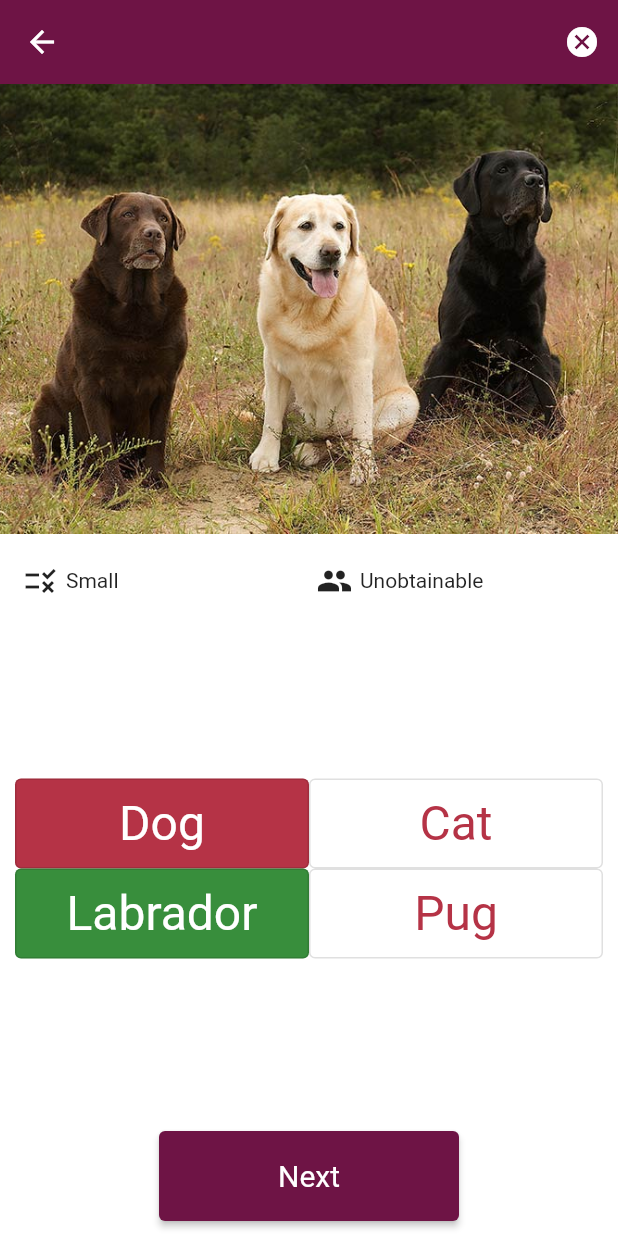
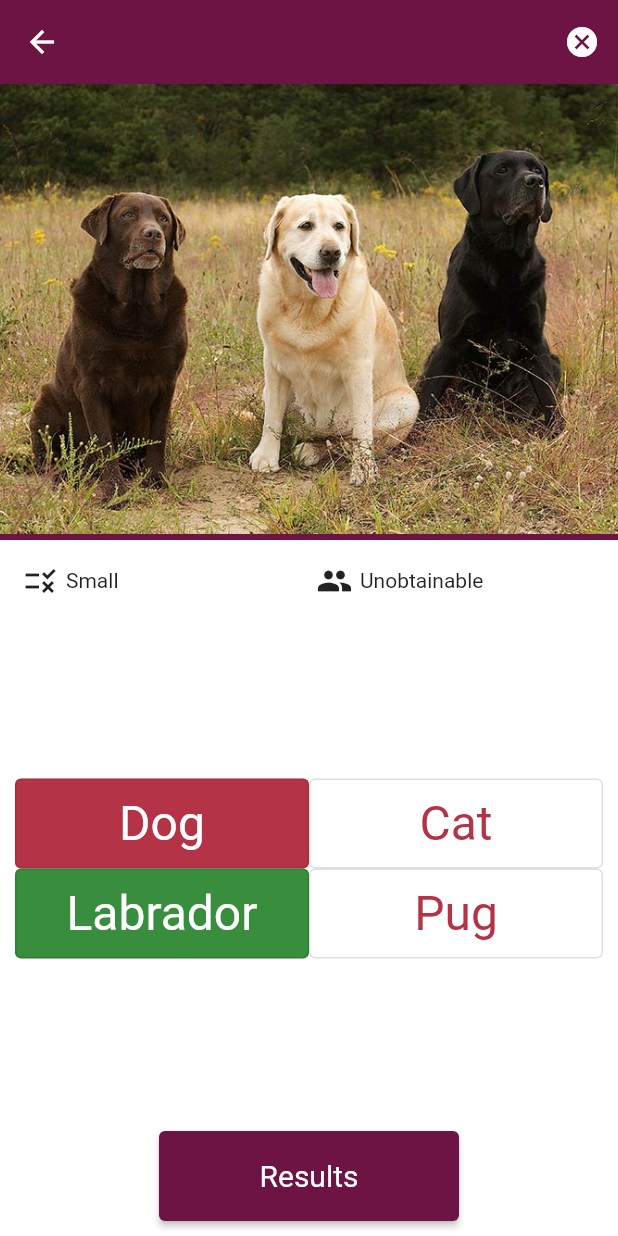
Before and after one commit to ImperialOctopus/dog-breed-game, a Flutter app: the PracticeQuizScreen screen opened directly with empty values, after a tap on "Dog", on a phone screen of 412 x 824 dp. Run offline on Flutter 3.47's test engine with Material 2 defaults, Android fonts, the phone set to English and light mode, and no system bars; our stand-ins replace equatable, flutter_bloc, font_awesome_flutter.

Commit message:
Add result page to quiz

```diff
--- a/lib/model/practice/practice_settings.dart
+++ b/lib/model/practice/practice_settings.dart
@@ -1,18 +1,20 @@
 import 'package:equatable/equatable.dart';
+
+import '../question_difficulty.dart';
 
 /// Settings for a practice quiz.
 class PracticeSettings extends Equatable {
   /// Number of questions to run. Zero equates to infinite.
-  final int questionNumber;
+  final int? questionNumber;
 
-  /// Number of lives to allow. Zero equates to no limit.
-  final int lives;
+  /// Number of lives to allow.
+  final int? lives;
 
   /// Enable question timer.
   final bool time;
 
   /// Question difficulty.
-  final int difficulty;
+  final QuestionDifficulty difficulty;
 
   /// Settings for a practice quiz.
   const PracticeSettings(
@@ -21,16 +23,6 @@ class PracticeSettings extends Equatable {
       required this.time,
       required this.difficulty});
 
-  /// Settings for a practice quiz.
-  PracticeSettings copyWith(
-          {int? questionNumber, int? lives, bool? time, int? difficulty}) =>
-      PracticeSettings(
-        questionNumber: questionNumber ?? this.questionNumber,
-        lives: lives ?? this.lives,
-        time: time ?? this.time,
-        difficulty: difficulty ?? this.difficulty,
-      );
-
   @override
   List<Object?> get props => [questionNumber, lives, time, difficulty];
 }
--- /dev/null
+++ b/lib/model/question_difficulty.dart
@@ -0,0 +1,14 @@
+/// Difficulty category of a question.
+enum QuestionDifficulty {
+  /// Level 1: Beginner
+  beginner,
+
+  /// Level 2: Intermediate
+  intermediate,
+
+  /// Level 3: Expert
+  expert,
+
+  /// Level 4: Challenge
+  challenge,
+}
--- a/lib/repository/question/local_question_repository.dart
+++ b/lib/repository/question/local_question_repository.dart
@@ -1,13 +1,15 @@
 import 'dart:math';
 
 import '../../data/questions/questions.dart';
+import '../../model/question_difficulty.dart';
 import '../../model/questions/question.dart';
 import 'question_repository.dart';
 
 /// Implementation of question repository using local questions.
 class LocalQuestionRepository implements QuestionRepository {
   @override
-  Question Function() getQuestionGenerator({required int difficulty}) {
+  Question Function() getQuestionGenerator(
+      {required QuestionDifficulty difficulty}) {
     return () {
       return sampleQuestions[Random().nextInt(sampleQuestions.length)];
     };
--- a/lib/repository/question/question_repository.dart
+++ b/lib/repository/question/question_repository.dart
@@ -1,7 +1,9 @@
+import '../../model/question_difficulty.dart';
 import '../../model/questions/question.dart';
 
 /// Repository for generating questions.
 abstract class QuestionRepository {
   /// Get function to generate questions.
-  Question Function() getQuestionGenerator({required int difficulty});
+  Question Function() getQuestionGenerator(
+      {required QuestionDifficulty difficulty});
 }
--- a/lib/screens/practice/practice_quiz_screen.dart
+++ b/lib/screens/practice/practice_quiz_screen.dart
@@ -24,10 +24,6 @@ class PracticeQuizScreen extends StatefulWidget {
 }
 
 class _PracticeQuizScreenState extends State<PracticeQuizScreen> {
-  int get questionNumber => widget.settings.questionNumber;
-  int get difficulty => widget.settings.difficulty;
-  int get lives => widget.settings.lives;
-
   late final Question Function() questionGenerator;
   late Question currentQuestion;
 
@@ -35,8 +31,9 @@ class _PracticeQuizScreenState extends State<PracticeQuizScreen> {
   int questionsAnswered = 0;
   int mistakesMade = 0;
 
-  double get progress =>
-      questionNumber == 0 ? 0 : questionsAnswered / questionNumber;
+  double get progress => widget.settings.questionNumber != null
+      ? questionsAnswered / widget.settings.questionNumber!
+      : 0;
 
   static const _introSwitchDuration = AnimationTheme.quizSwitcherDuration;
 
@@ -45,7 +42,7 @@ class _PracticeQuizScreenState extends State<PracticeQuizScreen> {
     super.initState();
 
     questionGenerator = RepositoryProvider.of<QuestionRepository>(context)
-        .getQuestionGenerator(difficulty: difficulty);
+        .getQuestionGenerator(difficulty: widget.settings.difficulty);
     currentQuestion = questionGenerator();
   }
 
@@ -54,14 +51,16 @@ class _PracticeQuizScreenState extends State<PracticeQuizScreen> {
       if (!correct) {
         mistakesMade += 1;
 
-        if (lives > 0 && mistakesMade >= lives) {
+        if (widget.settings.lives != null &&
+            mistakesMade >= widget.settings.lives!) {
           // ran out of lives
           endState = PracticeEndState.lives;
         }
       }
       questionsAnswered += 1;
 
-      if (questionNumber > 0 && questionsAnswered >= questionNumber) {
+      if (widget.settings.questionNumber != null &&
+          questionsAnswered >= widget.settings.questionNumber!) {
         // ran out of questions
         endState = PracticeEndState.questions;
       }
--- /dev/null
+++ b/lib/screens/question_page/components/dog_info_bar.dart
@@ -0,0 +1,40 @@
+import 'package:flutter/material.dart';
+
+/// Info bar for dog size and rarity.
+class DogInfoBar extends StatelessWidget {
+  /// Dog size. Null if unknown.
+  final String? size;
+
+  /// Dog rarity. Null if unknown.
+  final String? rarity;
+
+  /// Info bar for dog size and rarity.
+  const DogInfoBar({required this.size, required this.rarity});
+
+  @override
+  Widget build(BuildContext context) {
+    return Padding(
+      padding: const EdgeInsets.all(10),
+      child: Row(
+        children: [
+          Expanded(
+              child: Row(
+            children: [
+              const Padding(
+                  padding: EdgeInsets.all(5), child: Icon(Icons.rule)),
+              Text(size ?? '???'),
+            ],
+          )),
+          Expanded(
+              child: Row(
+            children: [
+              const Padding(
+                  padding: EdgeInsets.all(5), child: Icon(Icons.people)),
+              Text(rarity ?? '???'),
+            ],
+          )),
+        ],
+      ),
+    );
+  }
+}
--- a/lib/screens/question_page/image_id_question_page.dart
+++ b/lib/screens/question_page/image_id_question_page.dart
@@ -4,6 +4,7 @@ import '../../components/fixed_height_cover_box.dart';
 import '../../model/questions/image_id_question.dart';
 import '../../theme/animation.dart';
 import '../../theme/answer_button_theme.dart';
+import 'components/dog_info_bar.dart';
 
 /// Page to display a single question.
 class ImageIdQuestionPage extends StatefulWidget {
@@ -78,29 +79,7 @@ class _ImageIdQuestionPageState extends State<ImageIdQuestionPage> {
           builder: (context, progress, _) =>
               LinearProgressIndicator(value: progress),
         ),
-        Padding(
-          padding: const EdgeInsets.all(10),
-          child: Row(
-            children: [
-              Expanded(
-                  child: Row(
-                children: [
-                  const Padding(
-                      padding: EdgeInsets.all(5), child: Icon(Icons.rule)),
-                  Text(widget.question.size ?? '???'),
-                ],
-              )),
-              Expanded(
-                  child: Row(
-                children: [
-                  const Padding(
-                      padding: EdgeInsets.all(5), child: Icon(Icons.people)),
-                  Text(widget.question.rarity ?? '???'),
-                ],
-              )),
-            ],
-          ),
-        ),
+        DogInfoBar(size: widget.question.size, rarity: widget.question.rarity),
         Expanded(
           child: AnimatedSwitcher(
               duration: ImageIdQuestionPage._switcherDuration,
--- a/pubspec.yaml
+++ b/pubspec.yaml
@@ -20,6 +20,7 @@ environment:
 dependencies:
   equatable: ^2.0.0-nullsafety.0
   flutter_bloc: ^7.0.0-nullsafety.0
+  font_awesome_flutter: ^10.1.0
   flutter:
     sdk: flutter
 
```
Also changed, not shown: lib/screens/practice/components/score_display.dart (added, +21 -0 lines), lib/screens/practice/components/settings_info_bar.dart (added, +85 -0 lines), lib/screens/practice/practice_result_screen.dart (+17 -1 lines), lib/screens/practice/practice_screen.dart (+46 -22 lines), pubspec.lock.
